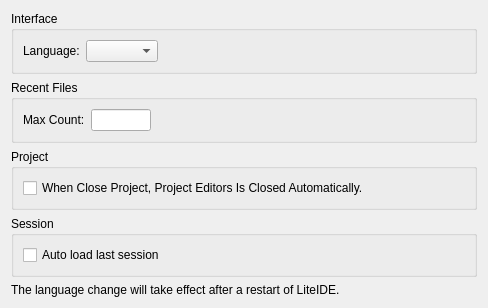
The window that liteidex/src/liteapp/liteappoption.ui (visualfc/liteide) describes before a commit, drawn with Qt 5.
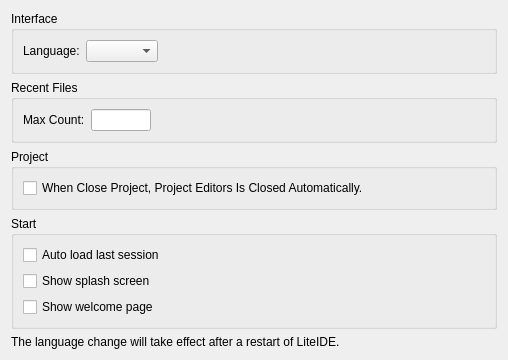
The same window after the commit.

Commit message: liteapp : add option start,splash visible and welcom page visible

The edit to the form file:
```diff
--- a/liteidex/src/liteapp/liteappoption.ui
+++ b/liteidex/src/liteapp/liteappoption.ui
@@ -6,8 +6,8 @@
    <rect>
     <x>0</x>
     <y>0</y>
-    <width>488</width>
-    <height>286</height>
+    <width>508</width>
+    <height>320</height>
    </rect>
   </property>
   <property name="windowTitle">
@@ -131,7 +131,7 @@
    <item>
     <widget class="QGroupBox" name="groupBox_4">
      <property name="title">
-      <string>Session</string>
+      <string>Start</string>
      </property>
      <layout class="QVBoxLayout" name="verticalLayout">
       <item>
@@ -141,6 +141,20 @@
         </property>
        </widget>
       </item>
+      <item>
+       <widget class="QCheckBox" name="splashVisibleCheckBox">
+        <property name="text">
+         <string>Show splash screen</string>
+        </property>
+       </widget>
+      </item>
+      <item>
+       <widget class="QCheckBox" name="welcomeVisibleCheckBox">
+        <property name="text">
+         <string>Show welcome page</string>
+        </property>
+       </widget>
+      </item>
      </layout>
     </widget>
    </item>
```
The commit also changes 9 other files.
